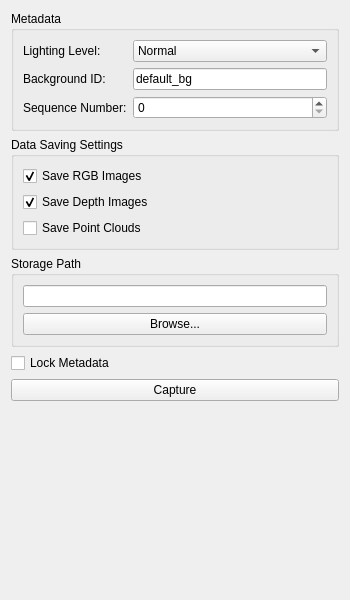
First picture: the form in src/gui/ui/controls_panel.ui, repository Turing-Cat/MultiCamCollector, before the edit.
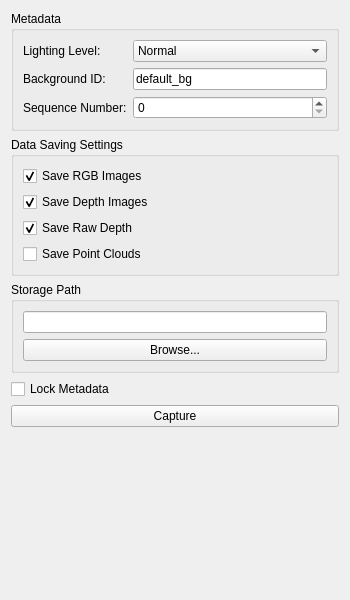
Second picture: the form after the edit.

Commit message: Added ability to save original depth map

The edit to the form file:
```diff
--- a/src/gui/ui/controls_panel.ui
+++ b/src/gui/ui/controls_panel.ui
@@ -103,6 +103,16 @@
         </property>
        </widget>
       </item>
+      <item>
+       <widget class="QCheckBox" name="save_raw_depth_checkbox">
+        <property name="text">
+         <string>Save Raw Depth</string>
+        </property>
+        <property name="checked">
+         <bool>true</bool>
+        </property>
+       </widget>
+      </item>
       <item>
        <widget class="QCheckBox" name="save_point_cloud_checkbox">
         <property name="text">
```
The commit also changes 5 other files.
